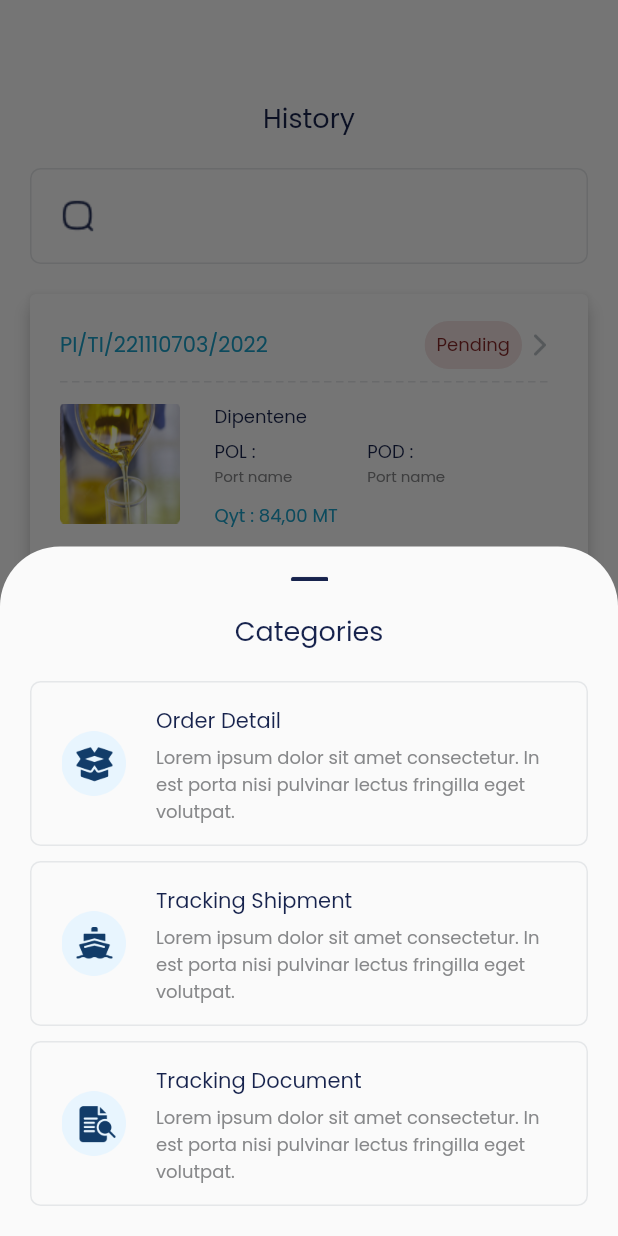
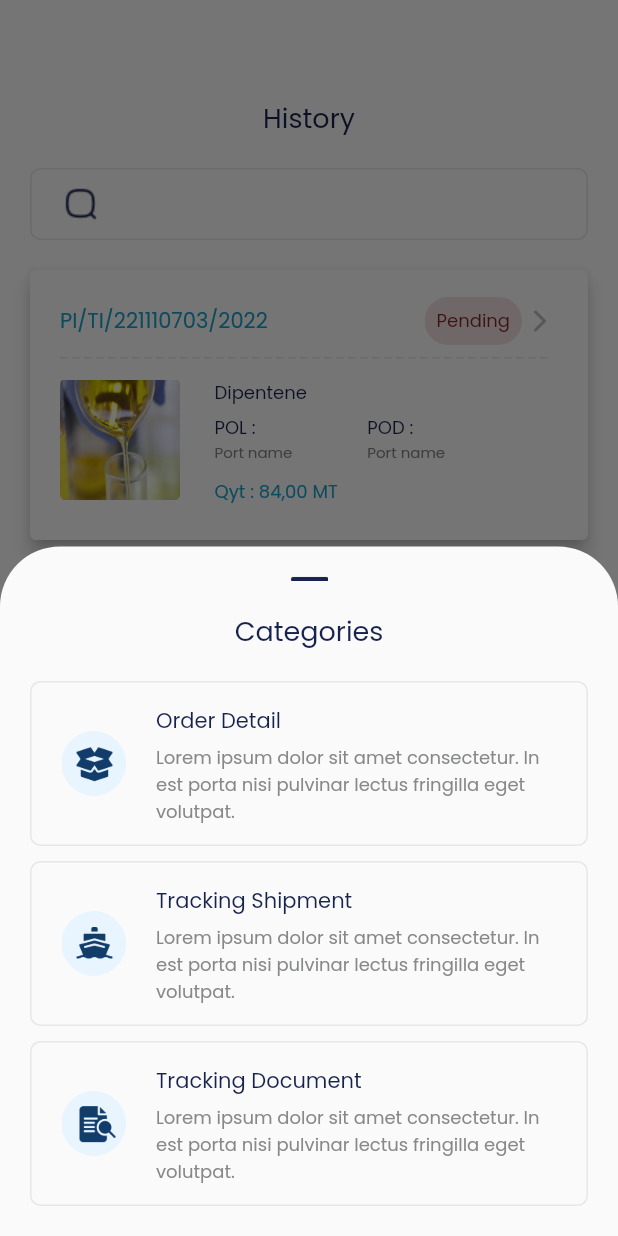
Before and after one commit to dimaspradipta19/mytradeasia, a Flutter app: the HistoryScreen screen opened directly, after a tap on "PI/TI/221110703/2022", on a phone screen of 412 x 824 dp. Run offline on Flutter 3.47's test engine with Material 2 defaults, Android fonts, the phone set to English and light mode, and no system bars; drawn by our look-alikes of dotted_line; our stand-ins replace cloud_firestore, firebase_auth, firebase_core, sqflite; accounts and stored records are empty.

Commit message:
update screen history sedikit

```diff
--- a/lib/view/menu/history/history_screen.dart
+++ b/lib/view/menu/history/history_screen.dart
@@ -1,5 +1,6 @@
 import 'package:dotted_line/dotted_line.dart';
 import 'package:flutter/material.dart';
+import 'package:mytradeasia/view/menu/history/order_detail_screen.dart';
 
 import '../../../utils/theme.dart';
 
@@ -31,10 +32,10 @@ class _HistoryScreenState extends State<HistoryScreen> {
                   child: TextFormField(
                     decoration: InputDecoration(
                       contentPadding:
-                          const EdgeInsets.symmetric(vertical: 20.0),
+                          EdgeInsets.zero,
                       border: const OutlineInputBorder(),
                       prefixIcon: Padding(
-                        padding: const EdgeInsets.all(20),
+                        padding: const EdgeInsets.only(left: 20),
                         child: Image.asset(
                           "assets/images/icon_search.png",
                           width: 24.0,
@@ -92,19 +93,28 @@ class _HistoryScreenState extends State<HistoryScreen> {
                                         ),
                                       ),
                                       // Order Detail
-                                      Container(
+                                      GestureDetector(
+                                        onTap: () {
+                                          Navigator.push(context, MaterialPageRoute(builder: (context) {
+                                            return OrderDetailScreen(index: index);
+                                          },));
+                                        },
+                                        child: Container(
                                           height: 110.0,
                                           width:
                                               MediaQuery.of(context).size.width,
                                           decoration: BoxDecoration(
-                                          border: Border.all(color: greyColor3),
-                                          borderRadius: const BorderRadius.all(
+                                            border:
+                                                Border.all(color: greyColor3),
+                                            borderRadius:
+                                                const BorderRadius.all(
                                               Radius.circular(7.0),
                                             ),
                                           ),
                                           child: Padding(
                                             padding: const EdgeInsets.symmetric(
-                                              horizontal: 20.0, vertical: 15.0),
+                                                horizontal: 20.0,
+                                                vertical: 15.0),
                                             child: Row(
                                               children: [
                                                 Image.asset(
@@ -116,17 +126,19 @@ class _HistoryScreenState extends State<HistoryScreen> {
                                                 Expanded(
                                                   child: Column(
                                                     crossAxisAlignment:
-                                                      CrossAxisAlignment.start,
+                                                        CrossAxisAlignment
+                                                            .start,
                                                     children: [
                                                       const Text(
                                                         "Order Detail",
                                                         style: heading3,
                                                       ),
-                                                    const SizedBox(height: 5.0),
+                                                      const SizedBox(
+                                                          height: 5.0),
                                                       Text(
                                                         "Lorem ipsum dolor sit amet consectetur. In est porta nisi pulvinar lectus fringilla eget volutpat.",
-                                                      style:
-                                                          body2Medium.copyWith(
+                                                        style: body2Medium
+                                                            .copyWith(
                                                           color: greyColor2,
                                                         ),
                                                       ),
@@ -134,6 +146,7 @@ class _HistoryScreenState extends State<HistoryScreen> {
                                                   ),
                                                 )
                                               ],
+                                            ),
                                           ),
                                         ),
                                       ),
```
Also changed, not shown: lib/view/menu/history/order_detail_screen.dart (added, +17 -0 lines). Lines whose indentation alone changed are shown as unchanged.
